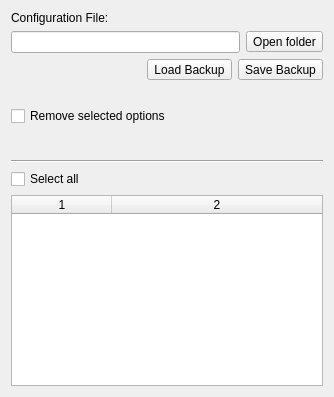
Above: ui/options_maintenance.ui from snorkel-marlin-repos/metabrainz_picard_pr_2430_1d8cadac-0a1d-42c0-9ed3-b04dc6fbf2f4 before the change. Below: the same form after it.
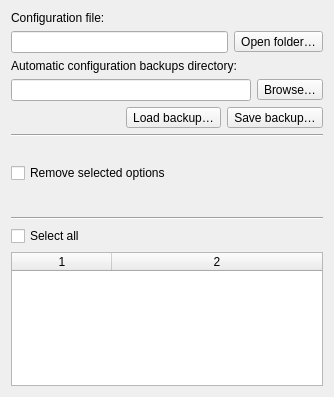
That is the form after the change.

Commit message:
PICARD-2875: Let the user select the auto backup directory in Maintenance Options
Original PR #2430 by zas
Original: https://github.com/metabrainz/picard/pull/2430

```diff
--- a/ui/options_maintenance.ui
+++ b/ui/options_maintenance.ui
@@ -14,7 +14,7 @@
    <item>
     <widget class="QLabel" name="label">
      <property name="text">
-      <string>Configuration File:</string>
+      <string>Configuration file:</string>
      </property>
     </widget>
    </item>
@@ -32,8 +32,41 @@
      </item>
      <item>
       <widget class="QToolButton" name="open_folder_button">
+       <property name="sizePolicy">
+        <sizepolicy hsizetype="Minimum" vsizetype="Fixed">
+         <horstretch>0</horstretch>
+         <verstretch>0</verstretch>
+        </sizepolicy>
+       </property>
        <property name="text">
-        <string>Open folder</string>
+        <string>Open folder…</string>
+       </property>
+      </widget>
+     </item>
+    </layout>
+   </item>
+   <item>
+    <widget class="QLabel" name="label_2">
+     <property name="text">
+      <string>Automatic configuration backups directory:</string>
+     </property>
+    </widget>
+   </item>
+   <item>
+    <layout class="QHBoxLayout" name="horizontalLayout_6">
+     <item>
+      <widget class="QLineEdit" name="autobackup_dir"/>
+     </item>
+     <item>
+      <widget class="QToolButton" name="browse_autobackup_dir">
+       <property name="sizePolicy">
+        <sizepolicy hsizetype="Minimum" vsizetype="Fixed">
+         <horstretch>0</horstretch>
+         <verstretch>0</verstretch>
+        </sizepolicy>
+       </property>
+       <property name="text">
+        <string>Browse…</string>
        </property>
       </widget>
      </item>
@@ -59,20 +92,39 @@
      </item>
      <item>
       <widget class="QToolButton" name="load_backup_button">
+       <property name="sizePolicy">
+        <sizepolicy hsizetype="Minimum" vsizetype="Fixed">
+         <horstretch>0</horstretch>
+         <verstretch>0</verstretch>
+        </sizepolicy>
+       </property>
        <property name="text">
-        <string>Load Backup</string>
+        <string>Load backup…</string>
        </property>
       </widget>
      </item>
      <item>
       <widget class="QToolButton" name="save_backup_button">
+       <property name="sizePolicy">
+        <sizepolicy hsizetype="Minimum" vsizetype="Fixed">
+         <horstretch>0</horstretch>
+         <verstretch>0</verstretch>
+        </sizepolicy>
+       </property>
        <property name="text">
-        <string>Save Backup</string>
+        <string>Save backup…</string>
        </property>
       </widget>
      </item>
     </layout>
    </item>
+   <item>
+    <widget class="Line" name="line_2">
+     <property name="orientation">
+      <enum>Qt::Horizontal</enum>
+     </property>
+    </widget>
+   </item>
    <item>
     <widget class="QLabel" name="option_counts">
      <property name="sizePolicy">
```
The commit also changes 3 other files.
